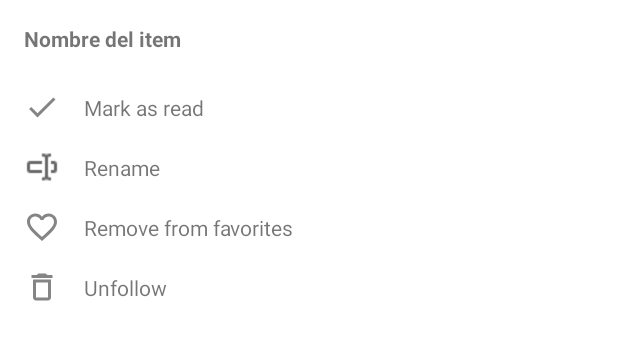
After one commit to fdbozzo/LectordeFeedsRSS, an Android app: the layout bottom_sheet_feed_options_menu_fragment.xml on its own in the app's theme, with its tools: preview values and no code run, on a phone screen of 412 x 824 dp. The commit adds this screen. Shown: the top 340 px of the screen. Run offline under Robolectric (Android 15) with nearby library versions, the phone set to English and light mode, and no system bars.

Commit message:
Agregados menús de opciones contextuales para Group y Feed del menú Drawer

```diff
--- /dev/null
+++ b/app/src/main/res/layout/bottom_sheet_feed_options_menu_fragment.xml
@@ -0,0 +1,112 @@
+<?xml version="1.0" encoding="utf-8"?>
+<layout xmlns:android="http://schemas.android.com/apk/res/android"
+    xmlns:app="http://schemas.android.com/apk/res-auto"
+    xmlns:tools="http://schemas.android.com/tools">
+
+    <data>
+
+    </data>
+
+    <FrameLayout
+        android:layout_width="match_parent"
+        android:layout_height="wrap_content">
+
+        <androidx.constraintlayout.widget.ConstraintLayout
+            android:layout_width="match_parent"
+            android:layout_height="wrap_content"
+            android:background="#FFFFFF"
+            android:paddingBottom="32dp">
+
+            <TextView
+                android:id="@+id/txtTituloMenu"
+                android:layout_width="wrap_content"
+                android:layout_height="wrap_content"
+                android:layout_marginStart="16dp"
+                android:layout_marginTop="16dp"
+                android:text="Nombre del item"
+                android:textStyle="bold"
+                app:layout_constraintStart_toStartOf="parent"
+                app:layout_constraintTop_toTopOf="parent" />
+
+            <ImageView
+                android:id="@+id/imgMarkAsRead"
+                android:layout_width="wrap_content"
+                android:layout_height="wrap_content"
+                android:layout_marginStart="16dp"
+                android:layout_marginTop="24dp"
+                app:layout_constraintStart_toStartOf="parent"
+                app:layout_constraintTop_toBottomOf="@+id/txtTituloMenu"
+                app:srcCompat="@drawable/ic_mark_as_read_holo_light_24dp" />
+
+            <TextView
+                android:id="@+id/txtMarkAsRead"
+                android:layout_width="wrap_content"
+                android:layout_height="wrap_content"
+                android:layout_marginStart="16dp"
+                android:text="@string/menu_option_mark_as_read"
+                app:layout_constraintBottom_toBottomOf="@+id/imgMarkAsRead"
+                app:layout_constraintStart_toEndOf="@+id/imgMarkAsRead"
+                app:layout_constraintTop_toTopOf="@+id/imgMarkAsRead" />
+
+            <ImageView
+                android:id="@+id/imgRename"
+                android:layout_width="wrap_content"
+                android:layout_height="wrap_content"
+                android:layout_marginStart="16dp"
+                android:layout_marginTop="16dp"
+                app:layout_constraintStart_toStartOf="parent"
+                app:layout_constraintTop_toBottomOf="@+id/imgMarkAsRead"
+                app:srcCompat="@drawable/icons8_rename_24" />
+
+            <TextView
+                android:id="@+id/txtRename"
+                android:layout_width="wrap_content"
+                android:layout_height="wrap_content"
+                android:layout_marginStart="16dp"
+                android:text="@string/menu_option_rename"
+                app:layout_constraintBottom_toBottomOf="@+id/imgRename"
+                app:layout_constraintStart_toEndOf="@+id/imgRename"
+                app:layout_constraintTop_toTopOf="@+id/imgRename" />
+
+            <ImageView
+                android:id="@+id/imgRemoveFromFavorites"
+                android:layout_width="wrap_content"
+                android:layout_height="wrap_content"
+                android:layout_marginStart="16dp"
+                android:layout_marginTop="16dp"
+                app:layout_constraintStart_toStartOf="parent"
+                app:layout_constraintTop_toBottomOf="@+id/imgRename"
+                app:srcCompat="@drawable/ic_favorites_holo_light_24dp" />
+
+            <TextView
+                android:id="@+id/txtRemoveFromFavorites"
+                android:layout_width="wrap_content"
+                android:layout_height="wrap_content"
+                android:layout_marginStart="16dp"
+                android:text="@string/menu_option_remove_from_favorites"
+                app:layout_constraintBottom_toBottomOf="@+id/imgRemoveFromFavorites"
+                app:layout_constraintStart_toEndOf="@+id/imgRemoveFromFavorites"
+                app:layout_constraintTop_toTopOf="@+id/imgRemoveFromFavorites" />
+
+            <ImageView
+                android:id="@+id/imgUnfollow"
+                android:layout_width="wrap_content"
+                android:layout_height="wrap_content"
+                android:layout_marginStart="16dp"
+                android:layout_marginTop="16dp"
+                app:layout_constraintStart_toStartOf="parent"
+                app:layout_constraintTop_toBottomOf="@+id/imgRemoveFromFavorites"
+                app:srcCompat="@drawable/ic_delete_holo_light_24dp" />
+
+            <TextView
+                android:id="@+id/txtUnfollow"
+                android:layout_width="wrap_content"
+                android:layout_height="wrap_content"
+                android:layout_marginStart="16dp"
+                android:text="@string/menu_option_unfollow"
+                app:layout_constraintBottom_toBottomOf="@+id/imgUnfollow"
+                app:layout_constraintStart_toEndOf="@+id/imgUnfollow"
+                app:layout_constraintTop_toTopOf="@+id/imgUnfollow" />
+        </androidx.constraintlayout.widget.ConstraintLayout>
+    </FrameLayout>
+</layout>
--- a/app/src/main/res/values/strings.xml
+++ b/app/src/main/res/values/strings.xml
@@ -30,4 +30,6 @@
     <string name="menu_option_mark_as_read">Mark as read</string>
     <string name="menu_option_rename">Rename</string>
     <string name="menu_option_delete">Delete</string>
+    <string name="menu_option_remove_from_favorites">Remove from favorites</string>
+    <string name="menu_option_unfollow">Unfollow</string>
 </resources>
```
Also changed, not shown: app/src/main/java/com/blogspot/fdbozzo/lectorfeedsrss/MainActivity.kt (+12 -32 lines), app/src/main/java/com/blogspot/fdbozzo/lectorfeedsrss/ui/main/BottomSheetFeedOptionsMenuFragment.kt (added, +54 -0 lines), app/src/main/java/com/blogspot/fdbozzo/lectorfeedsrss/ui/main/BottomSheetGroupOptionsMenuFragment.kt (added, +56 -0 lines), app/src/main/res/layout/activity_main.xml (+7 -14 lines), app/src/main/res/layout/bottom_sheet_group_options_menu_fragment.xml (added, +92 -0 lines).
